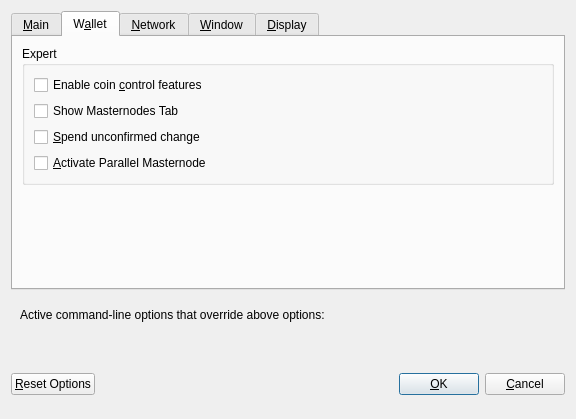
First picture: the form in src/qt/forms/optionsdialog.ui, repository LUX-Core/lux, before the edit.
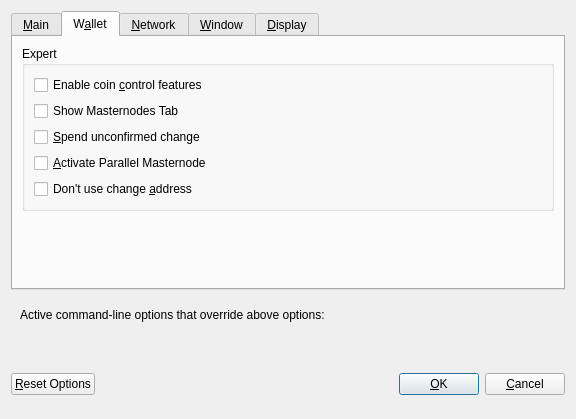
Second picture: the form after the edit. Custom widgets are drawn as their Qt base class.

Commit message: feat(option): use sender address for contracts

The edit to the form file:
```diff
--- a/src/qt/forms/optionsdialog.ui
+++ b/src/qt/forms/optionsdialog.ui
@@ -272,6 +272,13 @@
             </property>
            </widget>
           </item>
+             <item>
+                 <widget class="QCheckBox" name="notUseChangeAddress">
+                     <property name="text">
+                         <string>Don't use change &amp;address</string>
+                     </property>
+                 </widget>
+             </item>
          </layout>
         </widget>
        </item>
```
The commit also changes 11 other files.
